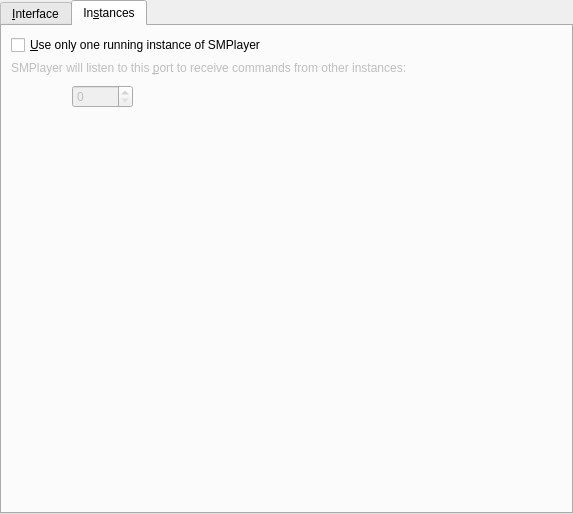
Above: src/prefinterface.ui from wilbert2000/wzplayer before the change. Below: the same form after it.
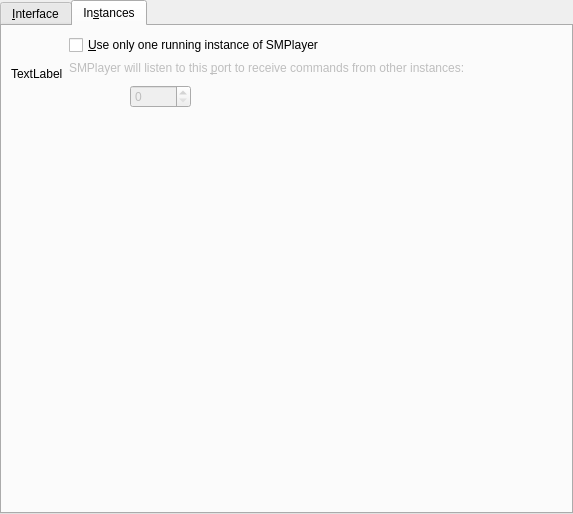
That is the form after the change. The open tabs and pages were chosen to show the change. Icons and pictures are not drawn. Custom widgets are drawn as their Qt base class.

Commit message: Added an icon in the Instances tab so it doesn't look so empty.

Diff of the .ui file:
```diff
--- a/src/prefinterface.ui
+++ b/src/prefinterface.ui
@@ -440,6 +440,29 @@
         <number>6</number>
        </property>
        <item>
+        <layout class="QHBoxLayout" >
+         <property name="margin" >
+          <number>0</number>
+         </property>
+         <property name="spacing" >
+          <number>6</number>
+         </property>
+         <item>
+          <widget class="QLabel" name="instances_icon" >
+           <property name="text" >
+            <string>TextLabel</string>
+           </property>
+          </widget>
+         </item>
+         <item>
+          <layout class="QVBoxLayout" >
+           <property name="margin" >
+            <number>0</number>
+           </property>
+           <property name="spacing" >
+            <number>6</number>
+           </property>
+           <item>
         <widget class="QCheckBox" name="single_instance_check" >
          <property name="text" >
           <string>&amp;Use only one running instance of SMPlayer</string>
@@ -514,6 +537,10 @@
             </size>
            </property>
           </spacer>
+             </item>
+            </layout>
+           </item>
+          </layout>
          </item>
         </layout>
        </item>
```
Lines whose indentation alone changed are shown as unchanged. The commit also changes 6 other files.
